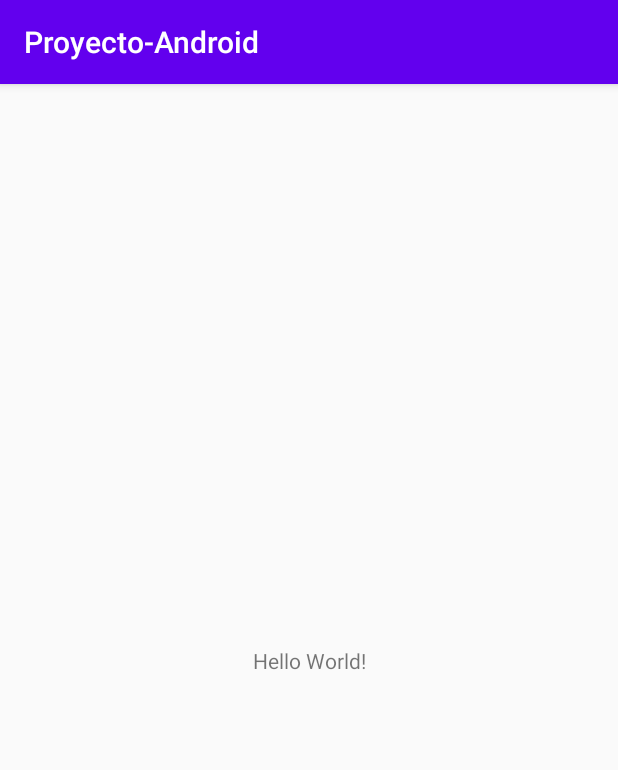
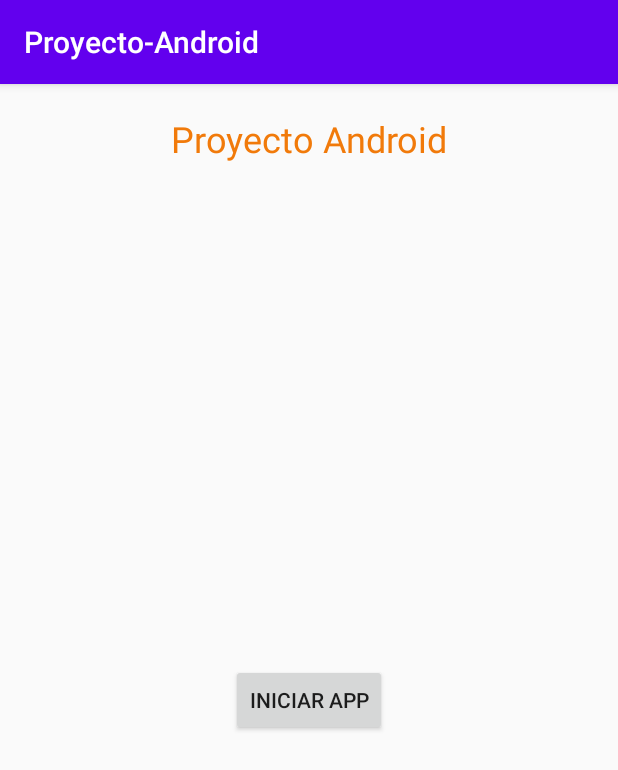
Before and after one commit to CiberSparky/Proyecto-Android, an Android app: the screen it shows after launch (MainActivity), on a phone screen of 412 x 824 dp. Shown: the top 770 px of the screen. Run offline under Robolectric (Android 15) with nearby library versions, the phone set to English and light mode, and no system bars.

Commit message:
Segundo commit

```diff
--- a/app/src/main/java/com/pincheira/proyecto_android/MainActivity.java
+++ b/app/src/main/java/com/pincheira/proyecto_android/MainActivity.java
@@ -2,13 +2,24 @@ package com.pincheira.proyecto_android;
 
 import androidx.appcompat.app.AppCompatActivity;
 
+import android.graphics.Color;
 import android.os.Bundle;
+import android.widget.Button;
+import android.widget.TextView;
 
 public class MainActivity extends AppCompatActivity {
+    // Creamos la variables que haran referecia a las widgets
+    private TextView txtTitulo;
+    private Button btnIniciar;
 
     @Override
     protected void onCreate(Bundle savedInstanceState) {
         super.onCreate(savedInstanceState);
         setContentView(R.layout.activity_main);
+
+        // realizar las referencias
+        txtTitulo = findViewById(R.id.txtTitulo);
+        btnIniciar = findViewById(R.id.btnIniciar);
+
     }
 }
--- a/app/src/main/res/layout/activity_main.xml
+++ b/app/src/main/res/layout/activity_main.xml
@@ -7,12 +7,26 @@
     tools:context=".MainActivity">
 
     <TextView
+        android:id="@+id/txtTitulo"
         android:layout_width="wrap_content"
         android:layout_height="wrap_content"
-        android:text="Hello World!"
-        app:layout_constraintBottom_toBottomOf="parent"
-        app:layout_constraintLeft_toLeftOf="parent"
-        app:layout_constraintRight_toRightOf="parent"
+        android:layout_marginTop="20dp"
+        android:text="Proyecto Android"
+        android:textColor="?android:attr/colorMultiSelectHighlight"
+        android:textSize="24sp"
+        app:layout_constraintEnd_toEndOf="parent"
+        app:layout_constraintHorizontal_bias="0.5"
+        app:layout_constraintStart_toStartOf="parent"
         app:layout_constraintTop_toTopOf="parent" />
 
+    <Button
+        android:id="@+id/btnIniciar"
+        android:layout_width="wrap_content"
+        android:layout_height="wrap_content"
+        android:text="Iniciar APP"
+        app:layout_constraintBottom_toBottomOf="parent"
+        app:layout_constraintEnd_toEndOf="parent"
+        app:layout_constraintHorizontal_bias="0.5"
+        app:layout_constraintStart_toStartOf="parent"
+        app:layout_constraintTop_toBottomOf="@+id/txtTitulo" />
 </androidx.constraintlayout.widget.ConstraintLayout>
```
